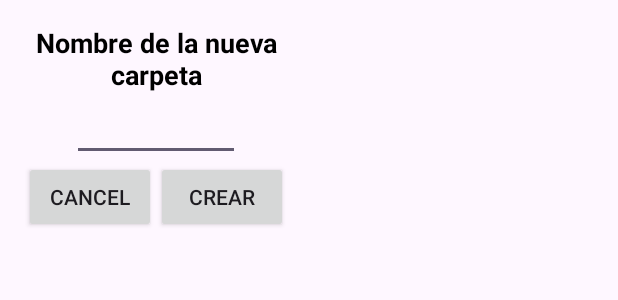
After one commit to dflabsdeveloper2/DemoWhiteBoard, an Android app: the layout dialog_new_folder.xml on its own in the app's theme, with its tools: preview values and no code run, on a phone screen of 412 x 824 dp. The commit adds this screen. Shown: the top 300 px of the screen. Run offline under Robolectric (Android 15) with nearby library versions, the light colour scheme and no system bars.

Commit message:
dialogo crear nueva carpeta

```diff
--- a/app/src/main/java/com/orbys/demowhiteboard/ui/DialogSaveWhiteboard.kt
+++ b/app/src/main/java/com/orbys/demowhiteboard/ui/DialogSaveWhiteboard.kt
@@ -110,7 +110,11 @@ class DialogSaveWhiteboard : AppCompatActivity() {
                 if (dataString.isNotBlank()) {
                     fileToSave = File(dataString)
                     val nameFile = fileToSave?.name
-                    binding.etFolderFile.setText(nameFile)
+                    if(nameFile == Environment.getExternalStorageDirectory().name){
+                        binding.etFolderFile.setText("Local")
+                    }else{
+                        binding.etFolderFile.setText(nameFile)
+                    }
                 }
             }
         }
--- /dev/null
+++ b/app/src/main/res/layout/dialog_new_folder.xml
@@ -0,0 +1,50 @@
+<?xml version="1.0" encoding="utf-8"?>
+<androidx.constraintlayout.widget.ConstraintLayout xmlns:android="http://schemas.android.com/apk/res/android"
+    android:layout_width="wrap_content"
+    android:layout_height="wrap_content"
+    android:padding="16dp"
+    xmlns:app="http://schemas.android.com/apk/res-auto">
+
+    <TextView
+        android:id="@+id/tvTitle"
+        android:layout_width="0dp"
+        android:layout_height="wrap_content"
+        android:text="Nombre de la nueva carpeta"
+        android:maxLength="30"
+        android:theme="@style/TitleDialogs"
+        app:layout_constraintStart_toStartOf="parent"
+        app:layout_constraintEnd_toEndOf="parent"
+        app:layout_constraintTop_toTopOf="parent"/>
+
+    <EditText
+        android:id="@+id/etNameFile"
+        android:layout_width="0dp"
+        android:layout_height="wrap_content"
+        app:layout_constraintStart_toStartOf="parent"
+        app:layout_constraintEnd_toEndOf="parent"
+        app:layout_constraintTop_toBottomOf="@id/tvTitle"
+        android:layout_marginHorizontal="32dp"/>
+
+
+    <androidx.appcompat.widget.AppCompatButton
+        android:id="@+id/btnCancel"
+        android:layout_width="wrap_content"
+        android:layout_height="wrap_content"
+        android:text="@android:string/cancel"
+        app:layout_constraintStart_toStartOf="parent"
+        app:layout_constraintTop_toBottomOf="@id/etNameFile"
+        app:layout_constraintEnd_toStartOf="@id/btnCreate"
+        app:layout_constraintBottom_toBottomOf="parent"/>
+
+    <androidx.appcompat.widget.AppCompatButton
+        android:id="@+id/btnCreate"
+        android:layout_width="wrap_content"
+        android:layout_height="wrap_content"
+        android:text="Crear"
+        app:layout_constraintStart_toEndOf="@id/btnCancel"
+        app:layout_constraintEnd_toEndOf="parent"
+        app:layout_constraintTop_toBottomOf="@id/etNameFile"
+        app:layout_constraintBottom_toBottomOf="parent"/>
+
+
+</androidx.constraintlayout.widget.ConstraintLayout>
```
Also changed, not shown: app/src/main/java/com/orbys/demowhiteboard/ui/DialogFilemanager.kt (+12 -5 lines), app/src/main/java/com/orbys/demowhiteboard/ui/dialog/DialogoNewFolder.kt (added, +40 -0 lines).
